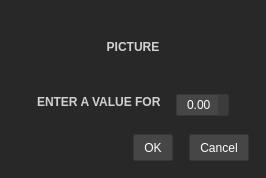
First picture: the form in gui/uimessagebox.ui, repository buzzinglight/IanniX, before the edit.
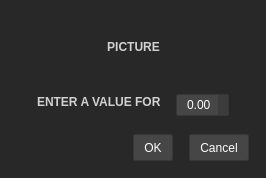
Second picture: the form after the edit. The open tabs and pages were chosen to show the change. Icons and pictures are not drawn.

Patch:
```diff
--- a/gui/uimessagebox.ui
+++ b/gui/uimessagebox.ui
@@ -412,6 +412,12 @@
            <property name="orientation">
             <enum>Qt::Horizontal</enum>
            </property>
+           <property name="sizeHint" stdset="0">
+            <size>
+             <width>0</width>
+             <height>0</height>
+            </size>
+           </property>
           </spacer>
          </item>
          <item>
@@ -429,6 +435,12 @@
            <property name="orientation">
             <enum>Qt::Horizontal</enum>
            </property>
+           <property name="sizeHint" stdset="0">
+            <size>
+             <width>0</width>
+             <height>0</height>
+            </size>
+           </property>
           </spacer>
          </item>
         </layout>
```
Left out of the diff: 2 changed lines with no effect on the pictures.
